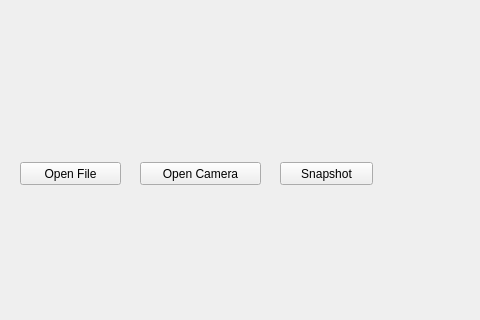
Qt form mainwindow.ui (chenyangcheung/QinchuanCattleBMS) before a commit; both pictures show x 0 to 480 and y 195 to 515 of the 902 by 515 pixel window.
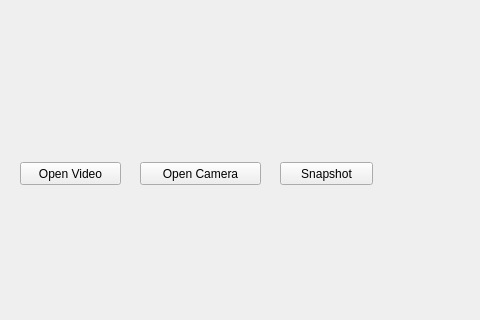
The same form after that commit. Custom widgets are drawn as their Qt base class.

```diff
--- a/mainwindow.ui
+++ b/mainwindow.ui
@@ -34,7 +34,7 @@
      </rect>
     </property>
     <property name="text">
-     <string>Open File</string>
+     <string>Open Video</string>
     </property>
    </widget>
    <widget class="QPushButton" name="OpenCamera">
```
Left out of the diff: 2 changed lines with no effect on the pictures.
